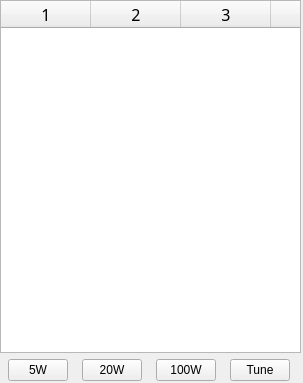
Old version of the form data/dialog.ui in the repository inkiiin/QPota.
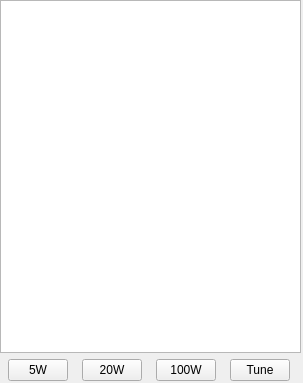
New version of the form. Icons and pictures are not drawn.

Commit message: Fix: empty column on no sports

Patch:
```diff
--- a/data/dialog.ui
+++ b/data/dialog.ui
@@ -94,7 +94,7 @@
         <enum>QAbstractItemView::SelectRows</enum>
        </property>
        <property name="columnCount">
-        <number>4</number>
+        <number>0</number>
        </property>
        <attribute name="horizontalHeaderDefaultSectionSize">
         <number>90</number>
@@ -102,10 +102,6 @@
        <attribute name="horizontalHeaderStretchLastSection">
         <bool>true</bool>
        </attribute>
-       <column/>
-       <column/>
-       <column/>
-       <column/>
       </widget>
      </item>
      <item>
```
Left out of the diff: 3 changed lines with no effect on the pictures. The commit also changes 2 other files.
